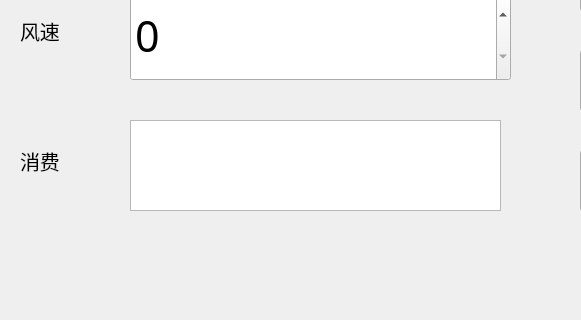
Qt form air_monitor.ui (hrsoup/Air_Condition_System) before a commit; both pictures show x 0 to 581 and y 280 to 600 of the 800 by 600 pixel window.
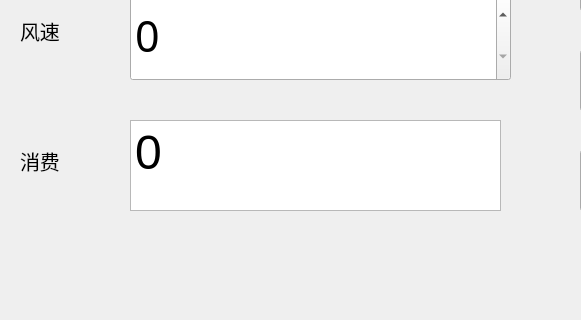
The same form after that commit.

Patch:
```diff
--- a/air_monitor.ui
+++ b/air_monitor.ui
@@ -93,6 +93,19 @@
       <height>91</height>
      </rect>
     </property>
+    <property name="font">
+     <font>
+      <family>Arial</family>
+      <pointsize>28</pointsize>
+     </font>
+    </property>
+    <property name="html">
+     <string>&lt;!DOCTYPE HTML PUBLIC &quot;-//W3C//DTD HTML 4.0//EN&quot; &quot;http://www.w3.org/TR/REC-html40/strict.dtd&quot;&gt;
+&lt;html&gt;&lt;head&gt;&lt;meta name=&quot;qrichtext&quot; content=&quot;1&quot; /&gt;&lt;style type=&quot;text/css&quot;&gt;
+p, li { white-space: pre-wrap; }
+&lt;/style&gt;&lt;/head&gt;&lt;body style=&quot; font-family:'Arial'; font-size:28pt; font-weight:400; font-style:normal;&quot;&gt;
+&lt;p style=&quot; margin-top:0px; margin-bottom:0px; margin-left:0px; margin-right:0px; -qt-block-indent:0; text-indent:0px;&quot;&gt;&lt;span style=&quot; font-size:36pt;&quot;&gt;0&lt;/span&gt;&lt;/p&gt;&lt;/body&gt;&lt;/html&gt;</string>
+    </property>
    </widget>
    <widget class="QPushButton" name="air_off">
     <property name="geometry">
```
